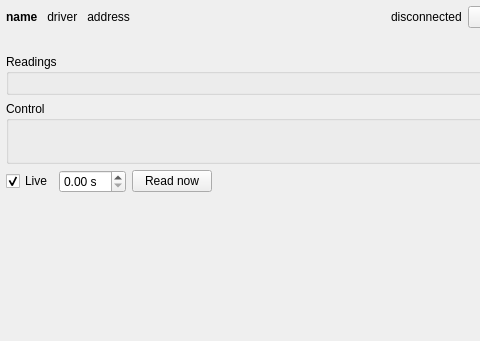
Above: gmcore/gui/forms/panel.ui from ytcuilabucr/GeneralMeasurements before the change; both pictures show x 0 to 480 and y 0 to 341 of the 640 by 760 pixel window. Below: the same form after it.
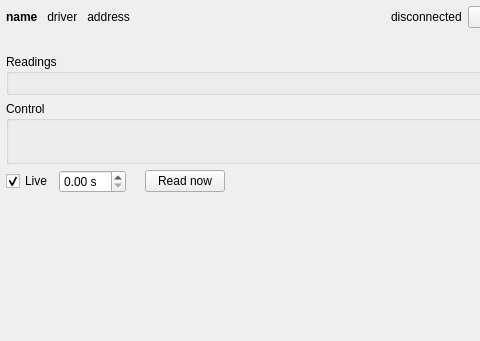
That is the form after the change.

Patch:
```diff
--- a/gmcore/gui/forms/panel.ui
+++ b/gmcore/gui/forms/panel.ui
@@ -113,6 +113,11 @@
            <property name="toolTip"><string>Time between polls</string></property>
           </widget>
          </item>
+         <item>
+          <widget class="QLabel" name="read_time">
+           <property name="toolTip"><string>How long a read takes (the average of the last ten)</string></property>
+          </widget>
+         </item>
          <item>
           <widget class="QPushButton" name="btn_read">
            <property name="text"><string>Read now</string></property>
```
